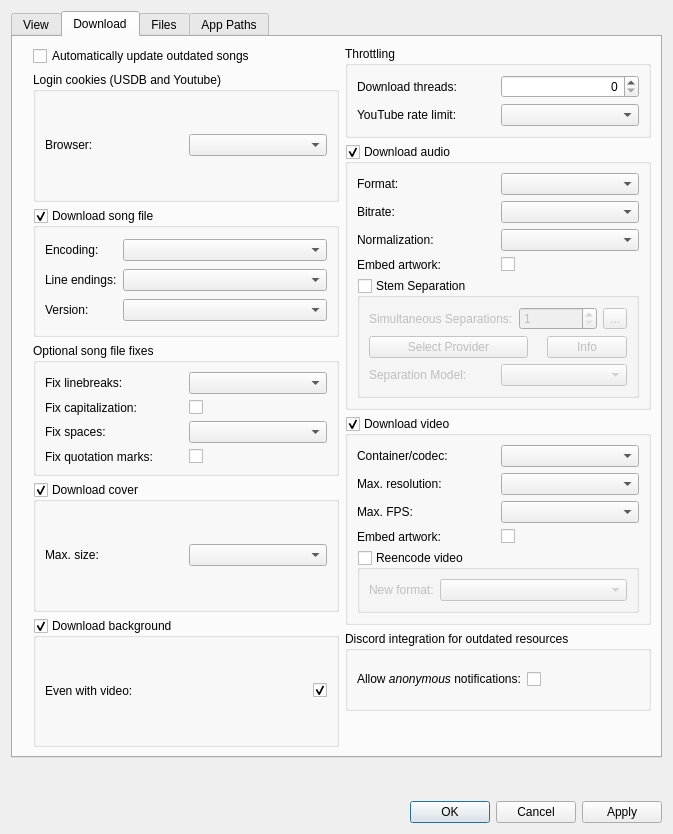
Above: src/usdb_syncer/gui/forms/SettingsDialog.ui from bohning/usdb_syncer before the change. Below: the same form after it.
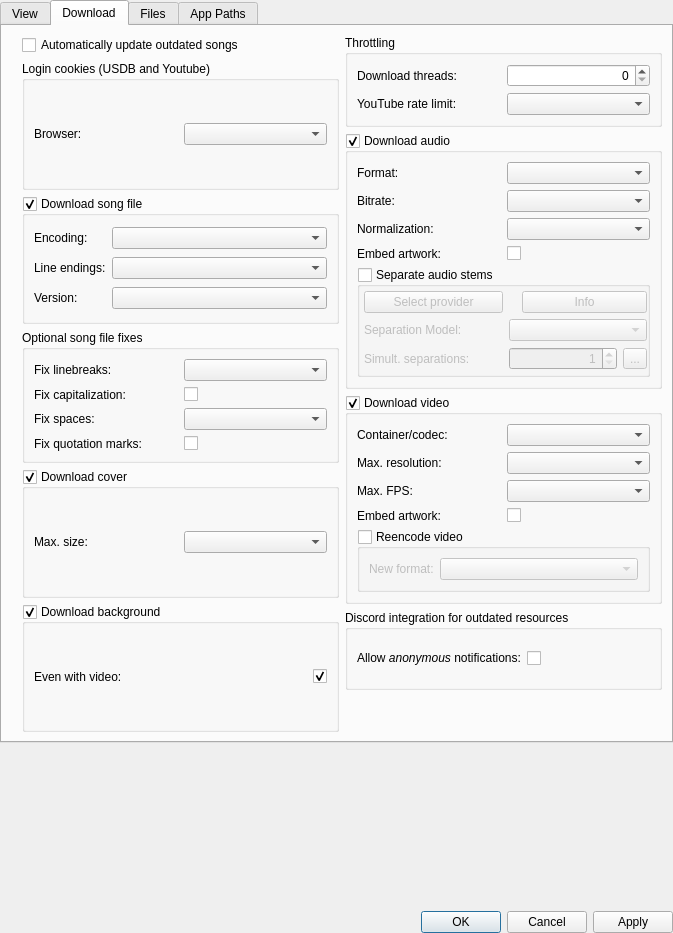
That is the form after the change. Icons and pictures are not drawn.

What changed in the file:
```diff
--- a/src/usdb_syncer/gui/forms/SettingsDialog.ui
+++ b/src/usdb_syncer/gui/forms/SettingsDialog.ui
@@ -7,13 +7,25 @@
     <x>0</x>
     <y>0</y>
     <width>673</width>
-    <height>834</height>
+    <height>933</height>
    </rect>
   </property>
   <property name="windowTitle">
    <string>Settings</string>
   </property>
   <layout class="QGridLayout" name="gridLayout">
+   <property name="leftMargin">
+    <number>0</number>
+   </property>
+   <property name="topMargin">
+    <number>0</number>
+   </property>
+   <property name="rightMargin">
+    <number>0</number>
+   </property>
+   <property name="bottomMargin">
+    <number>0</number>
+   </property>
    <item row="3" column="0" colspan="2">
     <widget class="QDialogButtonBox" name="buttonBox">
      <property name="orientation">
@@ -516,7 +528,7 @@
                </sizepolicy>
               </property>
               <property name="title">
-               <string>Stem Separation</string>
+               <string>Separate audio stems</string>
               </property>
               <property name="alignment">
                <set>Qt::AlignmentFlag::AlignLeading|Qt::AlignmentFlag::AlignLeft|Qt::AlignmentFlag::AlignTop</set>
@@ -527,18 +539,111 @@
               <property name="checked">
                <bool>false</bool>
               </property>
-              <layout class="QVBoxLayout" name="verticalLayout_8">
-               <item>
-                <layout class="QHBoxLayout" name="horizontalLayout_16">
+              <layout class="QGridLayout" name="gridLayout_5">
+               <property name="leftMargin">
+                <number>4</number>
+               </property>
+               <property name="topMargin">
+                <number>4</number>
+               </property>
+               <property name="rightMargin">
+                <number>0</number>
+               </property>
+               <property name="bottomMargin">
+                <number>4</number>
+               </property>
+               <item row="1" column="0">
+                <widget class="QPushButton" name="button_select_separation_provider">
+                 <property name="sizePolicy">
+                  <sizepolicy hsizetype="Preferred" vsizetype="Fixed">
+                   <horstretch>0</horstretch>
+                   <verstretch>0</verstretch>
+                  </sizepolicy>
+                 </property>
+                 <property name="text">
+                  <string>Select provider</string>
+                 </property>
+                </widget>
+               </item>
+               <item row="2" column="1">
+                <widget class="QComboBox" name="comboBox_separation_model">
+                 <property name="enabled">
+                  <bool>false</bool>
+                 </property>
+                 <property name="sizePolicy">
+                  <sizepolicy hsizetype="Preferred" vsizetype="Fixed">
+                   <horstretch>0</horstretch>
+                   <verstretch>0</verstretch>
+                  </sizepolicy>
+                 </property>
+                 <property name="toolTip">
+                  <string/>
+                 </property>
+                </widget>
+               </item>
+               <item row="2" column="0">
+                <widget class="QLabel" name="label_separation_model">
+                 <property name="sizePolicy">
+                  <sizepolicy hsizetype="Minimum" vsizetype="Preferred">
+                   <horstretch>0</horstretch>
+                   <verstretch>0</verstretch>
+                  </sizepolicy>
+                 </property>
+                 <property name="text">
+                  <string>Separation Model:</string>
+                 </property>
+                </widget>
+               </item>
+               <item row="1" column="1">
+                <layout class="QHBoxLayout" name="horizontalLayout_18">
                  <item>
-                  <widget class="QLabel" name="label_separation_num">
+                  <widget class="QLabel" name="label_is_provider_selected">
+                   <property name="enabled">
+                    <bool>false</bool>
+                   </property>
+                   <property name="sizePolicy">
+                    <sizepolicy hsizetype="Fixed" vsizetype="Fixed">
+                     <horstretch>0</horstretch>
+                     <verstretch>0</verstretch>
+                    </sizepolicy>
+                   </property>
                    <property name="text">
-                    <string>Simultaneous Separations:</string>
+                    <string/>
                    </property>
+                   <property name="pixmap">
+                    <pixmap resource="../resources/qt/resources.qrc">:/icons/error.png</pixmap>
+                   </property>
                   </widget>
                  </item>
+                 <item>
+                  <widget class="QPushButton" name="button_info">
+                   <property name="sizePolicy">
+                    <sizepolicy hsizetype="Preferred" vsizetype="Fixed">
+                     <horstretch>0</horstretch>
+                     <verstretch>0</verstretch>
+                    </sizepolicy>
+                   </property>
+                   <property name="text">
+                    <string>Info</string>
+                   </property>
+                  </widget>
+                 </item>
+                </layout>
+               </item>
+               <item row="3" column="0">
+                <widget class="QLabel" name="label_separation_num">
+                 <property name="text">
+                  <string>Simult. separations:</string>
+                 </property>
+                </widget>
+               </item>
+               <item row="3" column="1">
+                <layout class="QHBoxLayout" name="horizontalLayout_17">
                  <item>
                   <widget class="QSpinBox" name="spinBox_separation_num">
+                   <property name="alignment">
+                    <set>Qt::AlignmentFlag::AlignRight|Qt::AlignmentFlag::AlignTrailing|Qt::AlignmentFlag::AlignVCenter</set>
+                   </property>
                    <property name="minimum">
                     <number>1</number>
                    </property>
@@ -560,91 +665,6 @@
                  </item>
                 </layout>
                </item>
-               <item>
-                <layout class="QHBoxLayout" name="horizontalLayout_15">
-                 <item>
-                  <widget class="QPushButton" name="button_select_separation_provider">
-                   <property name="sizePolicy">
-                    <sizepolicy hsizetype="Preferred" vsizetype="Fixed">
-                     <horstretch>0</horstretch>
-                     <verstretch>0</verstretch>
-                    </sizepolicy>
-                   </property>
-                   <property name="text">
-                    <string>Select Provider</string>
-                   </property>
-                  </widget>
-                 </item>
-                 <item>
-                  <widget class="QLabel" name="label_is_provider_selected">
-                   <property name="enabled">
-                    <bool>false</bool>
-                   </property>
-                   <property name="sizePolicy">
-                    <sizepolicy hsizetype="Fixed" vsizetype="Fixed">
-                     <horstretch>0</horstretch>
-                     <verstretch>0</verstretch>
-                    </sizepolicy>
-                   </property>
-                   <property name="text">
-                    <string/>
-                   </property>
-                   <property name="pixmap">
-                    <pixmap resource="../resources/qt/resources.qrc">:/icons/error.png</pixmap>
-                   </property>
-                  </widget>
-                 </item>
-                 <item>
-                  <widget class="QPushButton" name="button_info">
-                   <property name="sizePolicy">
-                    <sizepolicy hsizetype="Fixed" vsizetype="Fixed">
-                     <horstretch>0</horstretch>
-                     <verstretch>0</verstretch>
-                    </sizepolicy>
-                   </property>
-                   <property name="text">
-                    <string>Info</string>
-                   </property>
-                  </widget>
-                 </item>
-                </layout>
-               </item>
-               <item>
-                <layout class="QHBoxLayout" name="horizontalLayout_18">
-                 <property name="sizeConstraint">
-                  <enum>QLayout::SizeConstraint::SetFixedSize</enum>
-                 </property>
-                 <item>
-                  <widget class="QLabel" name="label_separation_model">
-                   <property name="sizePolicy">
-                    <sizepolicy hsizetype="Minimum" vsizetype="Preferred">
-                     <horstretch>0</horstretch>
-                     <verstretch>0</verstretch>
-                    </sizepolicy>
-                   </property>
-                   <property name="text">
-                    <string>Separation Model:</string>
-                   </property>
-                  </widget>
-                 </item>
-                 <item>
-                  <widget class="QComboBox" name="comboBox_separation_model">
-                   <property name="enabled">
-                    <bool>false</bool>
-                   </property>
-                   <property name="sizePolicy">
-                    <sizepolicy hsizetype="Preferred" vsizetype="Fixed">
-                     <horstretch>0</horstretch>
-                     <verstretch>0</verstretch>
-                    </sizepolicy>
-                   </property>
-                   <property name="toolTip">
-                    <string/>
-                   </property>
-                  </widget>
-                 </item>
-                </layout>
-               </item>
               </layout>
              </widget>
             </item>
```
